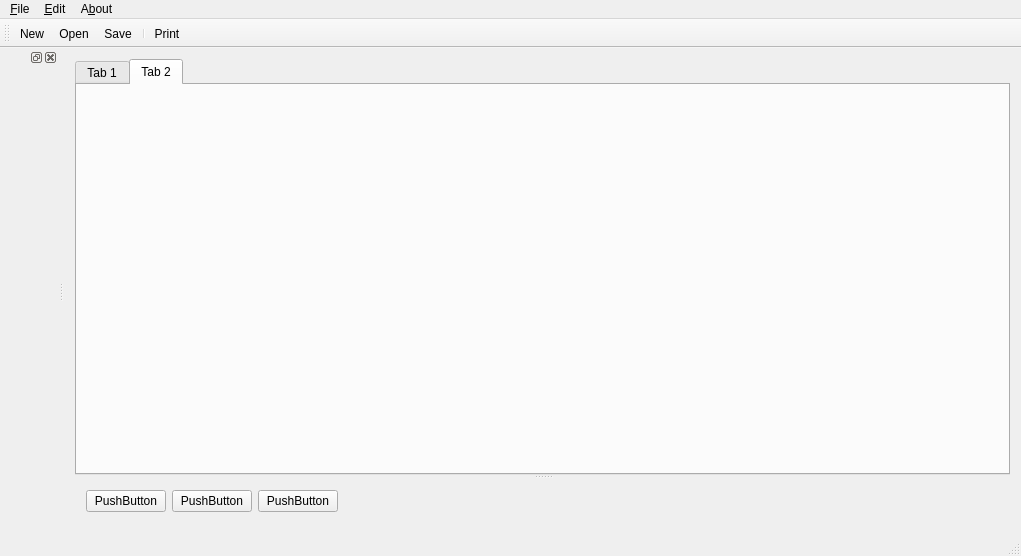
Before: the Qt Designer form gui1/mainwindow.ui in victord1971/gui, drawn with Qt 5.
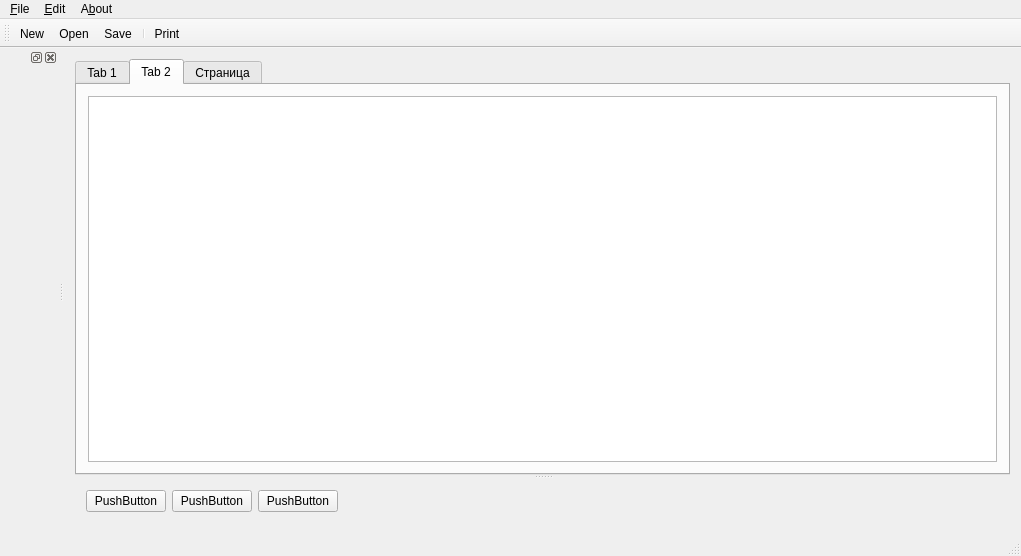
After: the same form once the commit is applied. The open tabs and pages were chosen to show the change. Icons and pictures are not drawn.

```diff
--- a/gui1/mainwindow.ui
+++ b/gui1/mainwindow.ui
@@ -96,6 +96,21 @@
         <attribute name="title">
          <string>Tab 2</string>
         </attribute>
+        <layout class="QVBoxLayout" name="verticalLayout">
+         <item>
+          <widget class="QTableView" name="tableView"/>
+         </item>
+        </layout>
+       </widget>
+       <widget class="QWidget" name="tab_3">
+        <attribute name="title">
+         <string>Страница</string>
+        </attribute>
+        <layout class="QVBoxLayout" name="verticalLayout_2">
+         <item>
+          <widget class="QTableWidget" name="tableWidget"/>
+         </item>
+        </layout>
        </widget>
       </widget>
       <widget class="QWidget" name="layoutWidget">
```
